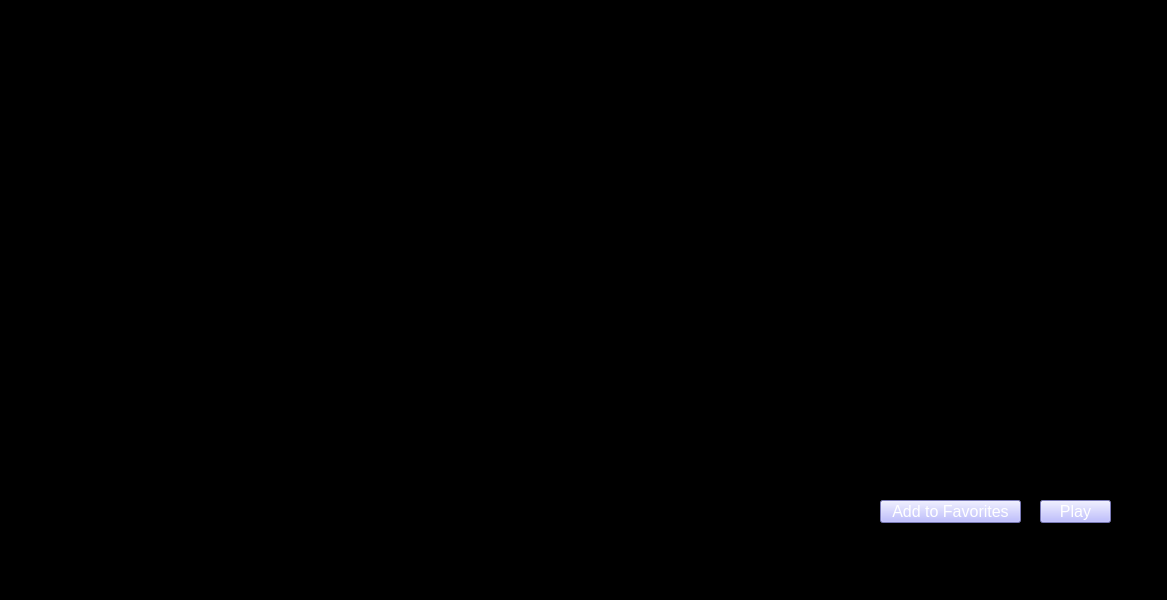
Qt form Screens/MovieDescription.ui (JaveriaAzfar/CineFlix) before a commit.
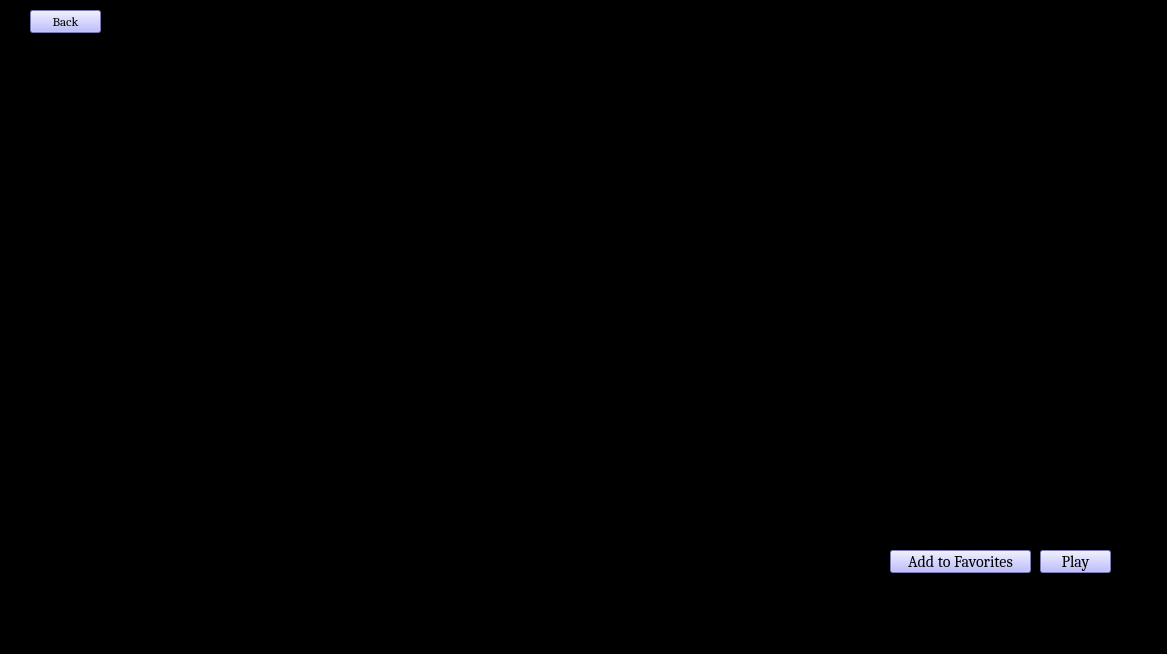
The same form after that commit.

The edit to the form file:
```diff
--- a/Screens/MovieDescription.ui
+++ b/Screens/MovieDescription.ui
@@ -7,7 +7,7 @@
     <x>0</x>
     <y>0</y>
     <width>1167</width>
-    <height>600</height>
+    <height>654</height>
    </rect>
   </property>
   <property name="windowTitle">
@@ -22,8 +22,8 @@
    <widget class="QTableWidget" name="MovieDescriptionTable">
     <property name="geometry">
      <rect>
-      <x>70</x>
-      <y>20</y>
+      <x>60</x>
+      <y>80</y>
       <width>1041</width>
       <height>451</height>
      </rect>
@@ -32,21 +32,22 @@
    <widget class="QPushButton" name="favorites">
     <property name="geometry">
      <rect>
-      <x>880</x>
-      <y>500</y>
+      <x>890</x>
+      <y>550</y>
       <width>141</width>
       <height>23</height>
      </rect>
     </property>
     <property name="font">
      <font>
+      <family>Cambria</family>
       <pointsize>12</pointsize>
      </font>
     </property>
     <property name="styleSheet">
      <string notr="true">QPushButton {
     background-color: rgb(170, 170, 255);
-    color: white;
+    color: black;
 }
 
 QPushButton:hover {
@@ -68,20 +69,21 @@
     <property name="geometry">
      <rect>
       <x>1040</x>
-      <y>500</y>
+      <y>550</y>
       <width>71</width>
       <height>23</height>
      </rect>
     </property>
     <property name="font">
      <font>
+      <family>Cambria</family>
       <pointsize>12</pointsize>
      </font>
     </property>
     <property name="styleSheet">
      <string notr="true">QPushButton {
     background-color: rgb(170, 170, 255);
-    color: white;
+    color: black;
 }
 
 QPushButton:hover {
@@ -99,6 +101,42 @@
      <string>Play</string>
     </property>
    </widget>
+   <widget class="QPushButton" name="backButton">
+    <property name="geometry">
+     <rect>
+      <x>30</x>
+      <y>10</y>
+      <width>71</width>
+      <height>23</height>
+     </rect>
+    </property>
+    <property name="font">
+     <font>
+      <family>Cambria</family>
+      <pointsize>10</pointsize>
+     </font>
+    </property>
+    <property name="styleSheet">
+     <string notr="true">QPushButton {
+    background-color: rgb(170, 170, 255);
+    color: black;
+}
+
+QPushButton:hover {
+    background-color: rgb(128, 120, 215);
+    color: white;
+}
+
+QPushButton:pressed {
+    background-color: rgb(85, 170, 127);
+    color: white;
+}
+</string>
+    </property>
+    <property name="text">
+     <string>Back</string>
+    </property>
+   </widget>
   </widget>
   <widget class="QMenuBar" name="menubar">
    <property name="geometry">
```
